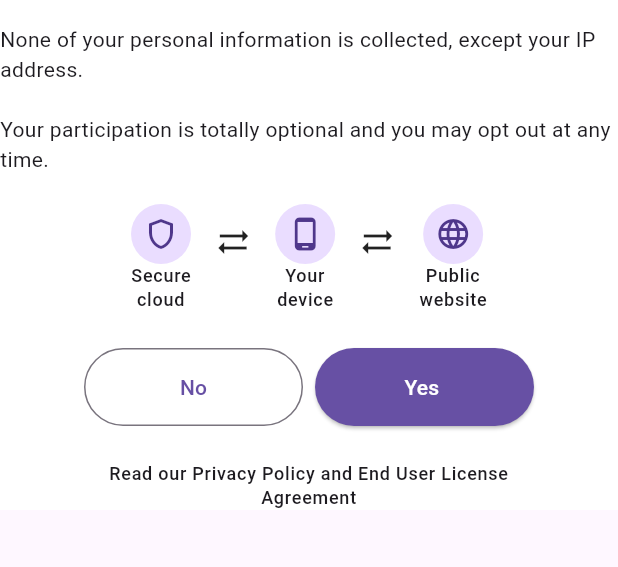
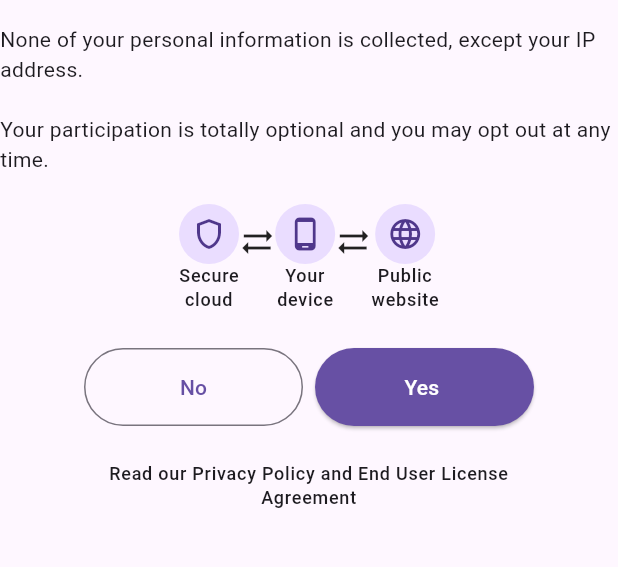
Before and after one commit to mellowtel-inc/mellowtel-flutter, a Flutter app: the ConsentDialog widget shown alone on an empty page, opened directly with empty values, on a phone screen of 412 x 824 dp, the part 288-855 px from its top. Run offline on Flutter 3.47's test engine with Material 3 defaults, Android fonts, the phone set to English and light mode, and no system bars; our stand-ins replace connectivity_plus, shared_preferences; missing offline and left inert: flutter_inappwebview, html2md, webview_windows; accounts and stored records are empty.

Commit message:
(feat):showConsentDialog and theme improvements

```diff
--- a/example/lib/main.dart
+++ b/example/lib/main.dart
@@ -52,7 +52,7 @@ class HtmlExtractorWidgetState extends State<HtmlExtractorWidget> {
           Center(
             child: ElevatedButton(
               onPressed: () async {
-                await mellowtel.start(context, showDefaultConsentDialog: true,
+                await mellowtel.start(context, showConsentDialog: true,
                     onOptIn: () async {
                   // Handle enabling services when consent is provided.
                 }, onOptOut: () async {
--- a/lib/src/ui/consent_dialog.dart
+++ b/lib/src/ui/consent_dialog.dart
@@ -21,7 +21,7 @@ class ConsentDialog extends StatelessWidget {
         MediaQuery.of(context).orientation == Orientation.landscape;
     bool isDesktop = MediaQuery.of(context).size.width > 600;
     return Container(
-      color: Colors.white,
+      // color: Theme.of(context).colorScheme.surface,
       child: SafeArea(
         child: Container(
           child: !isLandscape || isDesktop
@@ -99,11 +99,9 @@ class ConsentDialog extends StatelessWidget {
                   ),
                 ],
               ),
-              const SizedBox(width: 16.0),
               const Column(
                 children: [Icon(Icons.sync_alt), Text("")],
               ),
-              const SizedBox(width: 16.0),
               Column(
                 children: [
                   const CircleAvatar(
@@ -116,11 +114,9 @@ class ConsentDialog extends StatelessWidget {
                   ),
                 ],
               ),
-              const SizedBox(width: 16.0),
               const Column(
                 children: [Icon(Icons.sync_alt), Text("")],
               ),
-              const SizedBox(width: 16.0),
               Column(
                 children: [
                   const CircleAvatar(
@@ -161,7 +157,7 @@ class ConsentDialog extends StatelessWidget {
                         .pop(true); // Returns true on acceptance
                   },
                   style: ElevatedButton.styleFrom(
-                    backgroundColor: Theme.of(context).primaryColor,
+                    backgroundColor: Theme.of(context).colorScheme.primary,
                     foregroundColor: Theme.of(context).colorScheme.onPrimary,
                     padding: const EdgeInsets.symmetric(
                       horizontal: 16.0,
--- a/lib/src/ui/consent_settings_dailog.dart
+++ b/lib/src/ui/consent_settings_dailog.dart
@@ -48,7 +48,7 @@ class ConsentSettingsDialogState extends State<ConsentSettingsDialog> {
     bool isDesktop = MediaQuery.of(context).size.width > 600;
 
     return Container(
-      color: Colors.white,
+      // color:Theme.of(context).colorScheme.surface,
       child: SafeArea(
         child: Container(
           child: !isLandscape || isDesktop
--- a/pubspec.yaml
+++ b/pubspec.yaml
@@ -1,6 +1,6 @@
 name: mellowtel
 description: "With Mellowtel, your users can share a fraction of their unused internet by using a transparent opt-in/out mechanism. Trusted partners access the internet through this network, and you get paid for it."
-version: 0.0.1
+version: 0.0.2
 homepage: https://www.mellowtel.dev/flutter/
 repository: https://github.com/mellowtel-inc/mellowtel-flutter
 issue_tracker: https://github.com/mellowtel-inc/mellowtel-flutter/issues
```
Also changed, not shown: lib/src/mellowtel.dart (+11 -9 lines), 4 other files.
